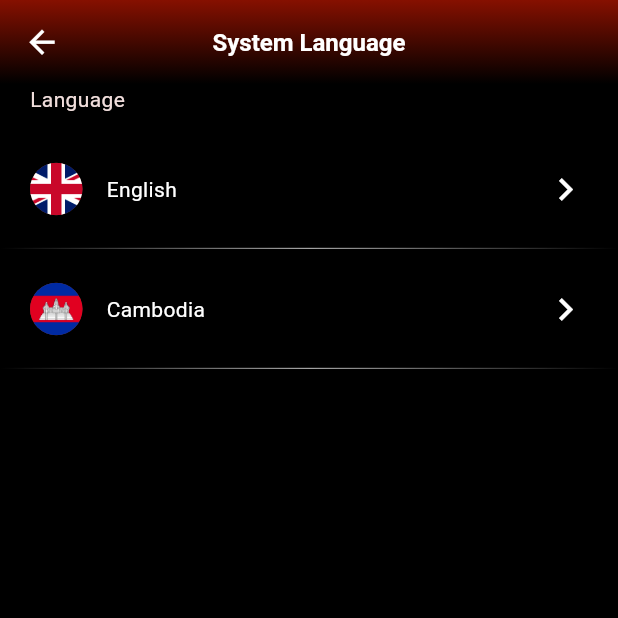
After one commit to leangsengLy/Legend_Cinema, a Flutter app: the screen it shows after launch, item 5 of the bottom bar chosen, after a tap on "System Language", on a phone screen of 412 x 824 dp, the top half of it. The commit adds this screen. Run offline on Flutter 3.47's test engine with Material 3 defaults, Android fonts, the phone set to English and light mode, and no system bars; our stand-ins replace flutter_riverpod, gradient_borders; generated files the repository leaves out were written again.

Commit message:
update new language

```diff
--- /dev/null
+++ b/legend_cinema/l10n.yaml
@@ -0,0 +1,4 @@
+arb-dir: lib/l10n
+template-arb-file: app_en.arb
+output-localization-file: app_localizations.dart
+synthetic-package: true
--- a/legend_cinema/lib/Component/More/Account/tab_account.dart
+++ b/legend_cinema/lib/Component/More/Account/tab_account.dart
@@ -1,8 +1,15 @@
 import 'package:flutter/material.dart';
 
 class TabAccount extends StatelessWidget {
-  const TabAccount({super.key, required this.title, required this.itemTab});
+  const TabAccount(
+      {super.key,
+      required this.title,
+      required this.itemTab,
+      this.isHasIcon = false,
+      this.onClickTabFeature});
   final String title;
+  final bool? isHasIcon;
+  final Function? onClickTabFeature;
   final List<Map<String, dynamic>> itemTab;
   @override
   Widget build(BuildContext context) {
@@ -23,12 +30,16 @@ class TabAccount extends StatelessWidget {
           ),
           const SizedBox(height: 10),
           ...itemTab.map((val) {
-            return Container(
+            return InkWell(
+              onTap: () {
+                onClickTabFeature!(val['label']);
+              },
+              child: Container(
                 width: double.infinity,
                 height: 56,
                 padding: const EdgeInsets.symmetric(horizontal: 20),
                 decoration: const BoxDecoration(
-                color: Color.fromARGB(29, 255, 255, 255),
+                  color: Color.fromARGB(72, 53, 53, 53),
                   border: Border(
                     top: BorderSide(
                       color: Color.fromARGB(61, 255, 255, 255),
@@ -69,12 +80,17 @@ class TabAccount extends StatelessWidget {
                         ),
                       ],
                     ),
-                  const Icon(
+                    isHasIcon == false
+                        ? const SizedBox(
+                            height: 0,
+                          )
+                        : const Icon(
                             Icons.chevron_right,
                             color: Colors.white,
                             size: 30,
                           )
                   ],
+                ),
               ),
             );
           }).toList(),
--- /dev/null
+++ b/legend_cinema/lib/Component/Screen/default_screen_background.dart
@@ -0,0 +1,54 @@
+import 'package:flutter/material.dart';
+
+class DefaultScreenBackground extends StatelessWidget {
+  const DefaultScreenBackground(
+      {super.key, required this.title, required this.content});
+  final String title;
+  final Widget content;
+  @override
+  Widget build(BuildContext context) {
+    return Scaffold(
+      backgroundColor: Colors.black,
+      appBar: AppBar(
+        title: Text(
+          title,
+          style: const TextStyle(
+            color: Colors.white,
+            fontSize: 16,
+            fontWeight: FontWeight.bold,
+          ),
+        ),
+        centerTitle: true, // Th
+        flexibleSpace: Container(
+          decoration: const BoxDecoration(
+            gradient: LinearGradient(
+              begin: Alignment.topCenter,
+              end: Alignment.bottomCenter,
+              colors: [
+                Color.fromARGB(255, 134, 16, 0), // Starting color
+                Colors.black, // Ending color
+              ],
+            ),
+          ),
+        ),
+        leading: GestureDetector(
+          onTap: () {
+            Navigator.pop(context);
+          },
+          child: Container(
+            alignment: Alignment.center,
+            decoration: BoxDecoration(
+              borderRadius: BorderRadius.circular(100),
+            ),
+            child: const Icon(
+              Icons.arrow_back,
+              color: Colors.white,
+              size: 25, // Adjust icon size to fit within the Container
+            ),
+          ),
+        ),
+      ),
+      body: content,
+    );
+  }
+}
--- /dev/null
+++ b/legend_cinema/lib/Pages/contact.dart
@@ -0,0 +1,35 @@
+import 'package:flutter/material.dart';
+import 'package:legend_cinema/Component/More/Account/tab_account.dart';
+
+class Contact extends StatelessWidget {
+  const Contact({super.key});
+  @override
+  Widget build(BuildContext context) {
+    return const Column(
+      children: [
+        TabAccount(
+          itemTab: [
+            {"label": "015 844 712", "icon": Icons.phone},
+            {"label": "Messager", "icon": Icons.message},
+            {
+              "label": "Info.LyZeeVloger@legend.com.kh",
+              "icon": Icons.alternate_email,
+            },
+          ],
+          title: "Contact Info",
+        ),
+        SizedBox(height: 14),
+        TabAccount(
+          itemTab: [
+            {"label": "015 888 722 / 088 444 222", "icon": Icons.phone},
+            {
+              "label": "marketing@legend.com.kh",
+              "icon": Icons.alternate_email,
+            },
+          ],
+          title: "Advertising & Partnership",
+        ),
+      ],
+    );
+  }
+}
--- /dev/null
+++ b/legend_cinema/lib/Pages/language.dart
@@ -0,0 +1,106 @@
+import 'package:flutter/material.dart';
+import 'package:flutter_gen/gen_l10n/app_localizations.dart';
+
+class Language extends StatelessWidget {
+  const Language({super.key, this.onSelectLanguage});
+  final Function? onSelectLanguage;
+  @override
+  Widget build(BuildContext context) {
+    return SizedBox(
+      width: double.infinity,
+      child: Column(
+        mainAxisAlignment: MainAxisAlignment.start,
+        crossAxisAlignment: CrossAxisAlignment.start,
+        children: [
+          Padding(
+            padding: const EdgeInsets.symmetric(horizontal: 20),
+            child: Localizations.override(
+              context: context,
+              locale: const Locale('en'),
+              child: Builder(
+                builder: (context) {
+                  return Text(AppLocalizations.of(context)!.language);
+                },
+              ),
+            ),
+          ),
+          const SizedBox(height: 10),
+          ...["English", "Cambodia"].map((val) {
+            return InkWell(
+              onTap: () {
+                onSelectLanguage!(val);
+              },
+              child: Stack(
+                children: [
+                  Positioned(
+                    bottom: 0,
+                    left: 0,
+                    child: Container(
+                      width: MediaQuery.of(context).size.width,
+                      height: 0.8,
+                      decoration: const BoxDecoration(
+                        gradient: LinearGradient(
+                          colors: [
+                            Color.fromARGB(0, 255, 255, 255),
+                            Color.fromARGB(164, 255, 255, 255),
+                            Color.fromARGB(0, 255, 255, 255),
+                          ],
+                          begin: Alignment.centerRight,
+                          end: Alignment.centerLeft,
+                        ),
+                      ),
+                    ),
+                  ),
+                  Container(
+                    width: double.infinity,
+                    height: 80,
+                    padding: const EdgeInsets.symmetric(horizontal: 20),
+                    child: Row(
+                      mainAxisAlignment: MainAxisAlignment.spaceBetween,
+                      children: [
+                        Row(
+                          children: [
+                            Container(
+                              width: 35,
+                              height: 35,
+                              alignment: Alignment.center,
+                              decoration: BoxDecoration(
+                                color: const Color.fromARGB(14, 255, 255, 255),
+                                borderRadius: BorderRadius.circular(100),
+                              ),
+                              child: CircleAvatar(
+                                radius: 20,
+                                backgroundImage: AssetImage(val == "English"
+                                    ? "assets/Image/flag/uk.png"
+                                    : "assets/Image/flag/cam.png"),
+                              ),
+                            ),
+                            const SizedBox(width: 16),
+                            Text(
+                              val,
+                              style: const TextStyle(
+                                color: Colors.white,
+                              ),
+                              // style: Theme.of(context).textTheme.bodyMedium!.copyWith(
+                              //       color: Theme.of(context).colorScheme.onPrimary,
+                              //     ),
+                            ),
+                          ],
+                        ),
+                        const Icon(
+                          Icons.chevron_right,
+                          color: Colors.white,
+                          size: 30,
+                        )
+                      ],
+                    ),
+                  ),
+                ],
+              ),
+            );
+          }).toList()
+        ],
+      ),
+    );
+  }
+}
--- a/legend_cinema/lib/Screen/more/account.dart
+++ b/legend_cinema/lib/Screen/more/account.dart
@@ -1,5 +1,8 @@
 import 'package:flutter/material.dart';
 import 'package:legend_cinema/Component/More/Account/tab_account.dart';
+import 'package:legend_cinema/Component/Screen/default_screen_background.dart';
+import 'package:legend_cinema/Pages/contact.dart';
+import 'package:legend_cinema/Pages/language.dart';
 
 class Account extends StatefulWidget {
   const Account({super.key});
@@ -10,6 +13,46 @@ class Account extends StatefulWidget {
 }
 
 class AccountState extends State<Account> {
+  void onSelectLanguage(String selected) {
+    print(selected);
+  }
+
+  void onClickTabFeature(String title) {
+    Widget? contentTab = Center(
+      child: Text(title),
+    );
+    if (title == "Contact us") {
+      contentTab = const Contact();
+    }
+    if (title == "System Language") {
+      contentTab = Language(
+        onSelectLanguage: onSelectLanguage,
+      );
+    }
+    print(title);
+    Navigator.push(
+      context,
+      PageRouteBuilder(
+        pageBuilder: (context, animation, secondaryAnimation) =>
+            DefaultScreenBackground(
+          title: title,
+          content: contentTab!,
+        ),
+        transitionsBuilder: (context, animation, secondaryAnimation, child) {
+          var begin = const Offset(1.0, 0.0);
+          var end = Offset.zero;
+          var curve = Curves.ease;
+          var tween =
+              Tween(begin: begin, end: end).chain(CurveTween(curve: curve));
+          return SlideTransition(
+            position: animation.drive(tween),
+            child: child,
+          );
+        },
+      ),
+    );
+  }
+
   @override
   Widget build(BuildContext context) {
     return Scaffold(
@@ -211,30 +254,39 @@ class AccountState extends State<Account> {
               ),
             ),
             const SizedBox(height: 20),
-            const TabAccount(
-              itemTab: [
-                {"label": "English", "icon": Icons.language}
+            TabAccount(
+              isHasIcon: true,
+              onClickTabFeature: onClickTabFeature,
+              itemTab: const [
+                {"label": "System Language", "icon": Icons.language}
               ],
               title: "Language",
             ),
-            const TabAccount(
-              itemTab: [
+            TabAccount(
+              isHasIcon: true,
+              onClickTabFeature: onClickTabFeature,
+              itemTab: const [
                 {"label": "News & Acticity", "icon": Icons.new_releases}
               ],
               title: "What's new?",
             ),
-            const TabAccount(
-              itemTab: [
+            TabAccount(
+              isHasIcon: true,
+              onClickTabFeature: onClickTabFeature,
+              itemTab: const [
                 {"label": "Notifications", "icon": Icons.notifications_active}
               ],
               title: "Notifications",
             ),
-            const TabAccount(
-              itemTab: [
+            TabAccount(
+              isHasIcon: true,
+              onClickTabFeature: onClickTabFeature,
+              itemTab: const [
                 {"label": "Abous us", "icon": Icons.account_box},
                 {"label": "Contact us", "icon": Icons.call},
                 {"label": "Privacy Policy", "icon": Icons.privacy_tip},
                 {"label": "Term & Conditions", "icon": Icons.text_format_sharp},
+                {"label": "Feature Product", "icon": Icons.category},
               ],
               title: "About us",
             ),
--- /dev/null
+++ b/legend_cinema/lib/l10n/app_en.arb
@@ -0,0 +1,7 @@
+{
+  "hello": "Hello",
+  "language": "Language",
+  "@hello": {
+    "description": "A greeting"
+  }
+}
--- /dev/null
+++ b/legend_cinema/lib/l10n/app_km.arb
@@ -0,0 +1,4 @@
+{
+    "hello":"សួរស្តី",
+    "language": "ភាសា"
+}
--- /dev/null
+++ b/legend_cinema/lib/l10n/app_vi.arb
@@ -0,0 +1,4 @@
+{
+    "hello":"Xin chào",
+    "language": "ngôn ngữ"
+}
--- a/legend_cinema/lib/main.dart
+++ b/legend_cinema/lib/main.dart
@@ -1,8 +1,7 @@
 import 'package:flutter/material.dart';
 import 'package:flutter_riverpod/flutter_riverpod.dart';
 import 'package:legend_cinema/Screen/MainLegend.dart';
-
-import 'package:google_fonts/google_fonts.dart';
+import 'package:flutter_gen/gen_l10n/app_localizations.dart';
 
 //start build this project on 10-03-2025 10:44PM
 //Ly zee vlogger Programing
@@ -16,20 +15,22 @@ void main() {
             seedColor: const Color.fromARGB(255, 176, 44, 39),
             brightness: Brightness.dark,
           ),
-          textTheme: TextTheme(
-            displayLarge: const TextStyle(
-              fontSize: 72,
-              fontWeight: FontWeight.bold,
-            ),
-            // ···
-            titleLarge: GoogleFonts.oswald(
-              fontSize: 30,
-              fontStyle: FontStyle.italic,
-            ),
-            bodyMedium: GoogleFonts.merriweather(),
-            displaySmall: GoogleFonts.pacifico(),
-          ),
+          // textTheme: TextTheme(
+          //   displayLarge: const TextStyle(
+          //     fontSize: 72,
+          //     fontWeight: FontWeight.bold,
+          //   ),
+          //   // ···
+          //   titleLarge: GoogleFonts.oswald(
+          //     fontSize: 16,
+          //   ),
+          //   bodyMedium: GoogleFonts.merriweather(),
+          //   displaySmall: GoogleFonts.pacifico(),
+          // ),
         ),
+        localizationsDelegates: AppLocalizations.localizationsDelegates,
+        supportedLocales: AppLocalizations.supportedLocales,
+        locale: const Locale('en'),
         home: const Mainlegend(),
       ),
     ),
```
Also changed, not shown: legend_cinema/lib/Component/global/translate.dart (added, +17 -0 lines), legend_cinema/pubspec.yaml (+8 -1 lines), legend_cinema/assets/Image/flag/cam.png (added), legend_cinema/assets/Image/flag/uk.png (added), legend_cinema/pubspec.lock. Lines whose indentation alone changed are shown as unchanged.
